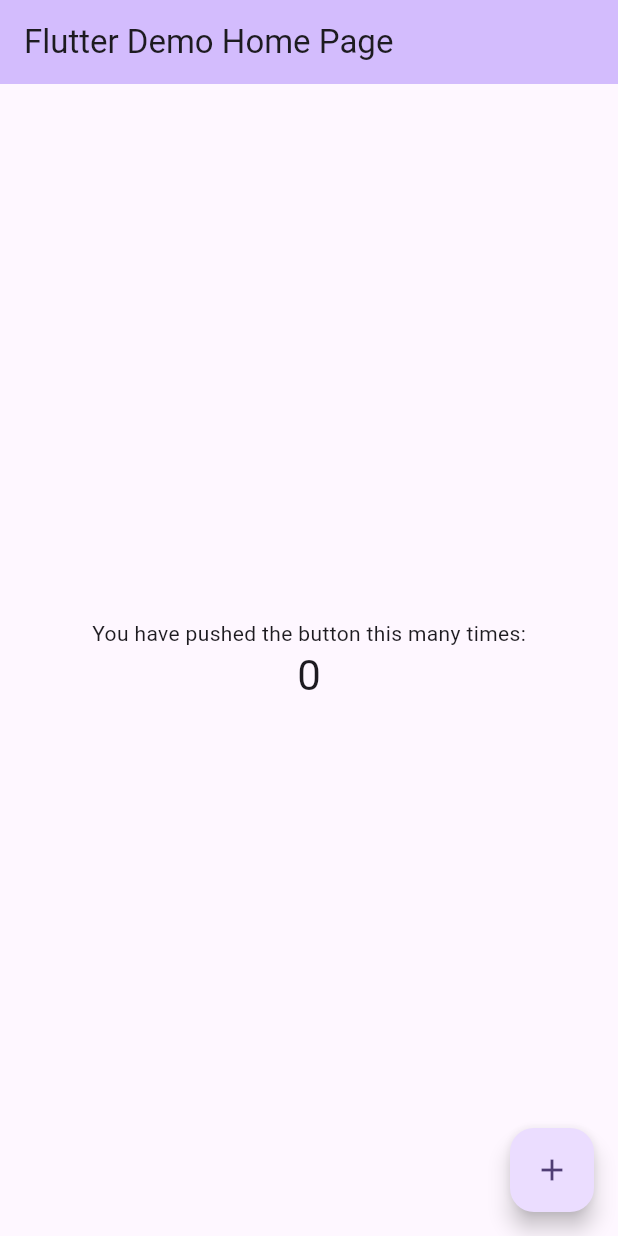
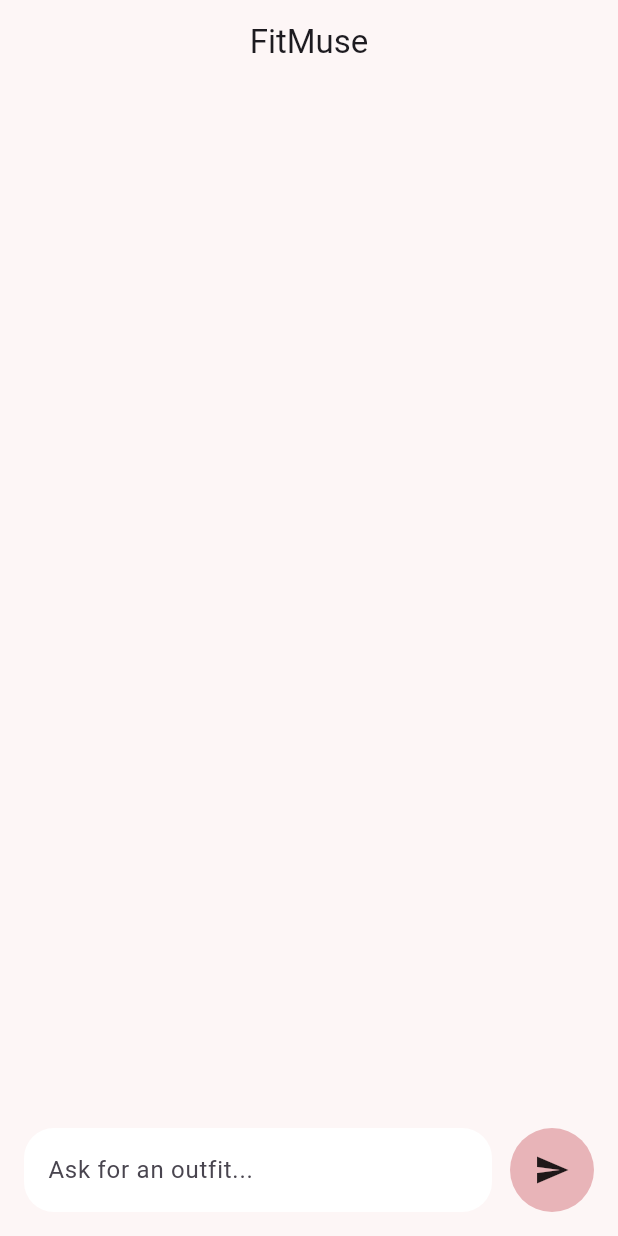
Before and after one commit to sedanuryavuz/veloura_ai, a Flutter app: the screen it shows after launch, on a phone screen of 412 x 824 dp. Run offline on Flutter 3.47's test engine with Material 3 defaults, Android fonts, the phone set to English and light mode, and no system bars; our stand-ins replace flutter_dotenv, google_generative_ai.

Commit message:
Implement chat functionality with Gemini AI integration and dotenv support

```diff
--- /dev/null
+++ b/lib/features/chat/models/message_model.dart
@@ -0,0 +1,9 @@
+class MessageModel {
+  final String text;
+  final bool isUser;
+
+  MessageModel({
+    required this.text,
+    required this.isUser,
+  });
+}
--- /dev/null
+++ b/lib/features/chat/pages/chat_page.dart
@@ -0,0 +1,189 @@
+import 'package:flutter/material.dart';
+
+import '../models/message_model.dart';
+import '../services/gemini_service.dart';
+
+class ChatPage extends StatefulWidget {
+  const ChatPage({super.key});
+
+  @override
+  State<ChatPage> createState() => _ChatPageState();
+}
+
+class _ChatPageState extends State<ChatPage> {
+  final TextEditingController _controller = TextEditingController();
+
+  final GeminiService _geminiService = GeminiService();
+
+  final List<MessageModel> _messages = [];
+
+  bool _isLoading = false;
+
+  Future<void> sendMessage() async {
+    if (_controller.text.trim().isEmpty) return;
+
+    final userMessage = _controller.text;
+
+    setState(() {
+      _messages.add(
+        MessageModel(
+          text: userMessage,
+          isUser: true,
+        ),
+      );
+
+      _isLoading = true;
+    });
+
+    _controller.clear();
+
+    try {
+      final response = await _geminiService.sendMessage(
+        '''
+You are a fashion stylist AI.
+
+Give short and aesthetic outfit suggestions.
+
+User message:
+$userMessage
+''',
+      );
+
+      setState(() {
+        _messages.add(
+          MessageModel(
+            text: response,
+            isUser: false,
+          ),
+        );
+      });
+    } catch (e,stack) {
+       print("HATA:");
+  print(e);
+  print(stack);
+      setState(() {
+        _messages.add(
+          MessageModel(
+            text: 'Bir hata oluştu 😭',
+            isUser: false,
+
+          ),
+        );
+      });
+    }
+
+    setState(() {
+      _isLoading = false;
+    });
+  }
+
+  @override
+  Widget build(BuildContext context) {
+    return Scaffold(
+      backgroundColor: const Color(0xffFDF6F6),
+
+      appBar: AppBar(
+        title: const Text("FitMuse"),
+        centerTitle: true,
+        backgroundColor: const Color(0xffFDF6F6),
+      ),
+
+      body: Column(
+        children: [
+
+          /// MESSAGES
+          Expanded(
+            child: ListView.builder(
+              padding: const EdgeInsets.all(16),
+              itemCount: _messages.length,
+              itemBuilder: (context, index) {
+                final message = _messages[index];
+
+                return Align(
+                  alignment: message.isUser
+                      ? Alignment.centerRight
+                      : Alignment.centerLeft,
+
+                  child: Container(
+                    margin: const EdgeInsets.only(bottom: 12),
+                    padding: const EdgeInsets.all(14),
+
+                    constraints: BoxConstraints(
+                      maxWidth: MediaQuery.of(context).size.width * 0.75,
+                    ),
+
+                    decoration: BoxDecoration(
+                      color: message.isUser
+                          ? const Color(0xffE8B4B8)
+                          : Colors.white,
+
+                      borderRadius: BorderRadius.circular(20),
+                    ),
+
+                    child: Text(
+                      message.text,
+                      style: const TextStyle(
+                        fontSize: 16,
+                      ),
+                    ),
+                  ),
+                );
+              },
+            ),
+          ),
+
+          /// LOADING
+          if (_isLoading)
+            const Padding(
+              padding: EdgeInsets.only(bottom: 12),
+              child: CircularProgressIndicator(),
+            ),
+
+          /// INPUT
+          Padding(
+            padding: const EdgeInsets.all(16),
+            child: Row(
+              children: [
+
+                Expanded(
+                  child: TextField(
+                    controller: _controller,
+
+                    decoration: InputDecoration(
+                      hintText: "Ask for an outfit...",
+
+                      filled: true,
+                      fillColor: Colors.white,
+
+                      border: OutlineInputBorder(
+                        borderRadius: BorderRadius.circular(20),
+                        borderSide: BorderSide.none,
+                      ),
+                    ),
+                  ),
+                ),
+
+                const SizedBox(width: 12),
+
+                GestureDetector(
+                  onTap: sendMessage,
+
+                  child: Container(
+                    padding: const EdgeInsets.all(16),
+
+                    decoration: const BoxDecoration(
+                      color: Color(0xffE8B4B8),
+                      shape: BoxShape.circle,
+                    ),
+
+                    child: const Icon(Icons.send),
+                  ),
+                ),
+              ],
+            ),
+          ),
+        ],
+      ),
+    );
+  }
+}
--- /dev/null
+++ b/lib/features/chat/services/gemini_service.dart
@@ -0,0 +1,22 @@
+import 'package:flutter_dotenv/flutter_dotenv.dart';
+import 'package:google_generative_ai/google_generative_ai.dart';
+
+class GeminiService {
+  final model = GenerativeModel(
+    model: 'gemini-2.5-flash',
+    apiKey: dotenv.env['GEMINI_API_KEY']!,
+  );
+
+  Future<String> sendMessage(String message) async {
+    try {
+      final response = await model.generateContent([
+        Content.text(message),
+      ]);
+
+      return response.text ?? "No response";
+    } catch (e) {
+      print("AI ERROR: $e");
+      return "AI error occurred";
+    }
+  }
+}
--- a/lib/main.dart
+++ b/lib/main.dart
@@ -1,122 +1,24 @@
 import 'package:flutter/material.dart';
+import 'package:flutter_dotenv/flutter_dotenv.dart';
 
-void main() {
+import 'features/chat/pages/chat_page.dart';
+
+void main() async {
+  WidgetsFlutterBinding.ensureInitialized();
+
+  await dotenv.load(fileName: ".env");
+
   runApp(const MyApp());
 }
 
 class MyApp extends StatelessWidget {
   const MyApp({super.key});
 
-  // This widget is the root of your application.
   @override
   Widget build(BuildContext context) {
     return MaterialApp(
-      title: 'Flutter Demo',
-      theme: ThemeData(
-        // This is the theme of your application.
-        //
-        // TRY THIS: Try running your application with "flutter run". You'll see
-        // the application has a purple toolbar. Then, without quitting the app,
-        // try changing the seedColor in the colorScheme below to Colors.green
-        // and then invoke "hot reload" (save your changes or press the "hot
-        // reload" button in a Flutter-supported IDE, or press "r" if you used
-        // the command line to start the app).
-        //
-        // Notice that the counter didn't reset back to zero; the application
-        // state is not lost during the reload. To reset the state, use hot
-        // restart instead.
-        //
-        // This works for code too, not just values: Most code changes can be
-        // tested with just a hot reload.
-        colorScheme: ColorScheme.fromSeed(seedColor: Colors.deepPurple),
-      ),
-      home: const MyHomePage(title: 'Flutter Demo Home Page'),
+      debugShowCheckedModeBanner: false,
+      home: ChatPage(),
     );
   }
 }
-
-class MyHomePage extends StatefulWidget {
-  const MyHomePage({super.key, required this.title});
-
-  // This widget is the home page of your application. It is stateful, meaning
-  // that it has a State object (defined below) that contains fields that affect
-  // how it looks.
-
-  // This class is the configuration for the state. It holds the values (in this
-  // case the title) provided by the parent (in this case the App widget) and
-  // used by the build method of the State. Fields in a Widget subclass are
-  // always marked "final".
-
-  final String title;
-
-  @override
-  State<MyHomePage> createState() => _MyHomePageState();
-}
-
-class _MyHomePageState extends State<MyHomePage> {
-  int _counter = 0;
-
-  void _incrementCounter() {
-    setState(() {
-      // This call to setState tells the Flutter framework that something has
-      // changed in this State, which causes it to rerun the build method below
-      // so that the display can reflect the updated values. If we changed
-      // _counter without calling setState(), then the build method would not be
-      // called again, and so nothing would appear to happen.
-      _counter++;
-    });
-  }
-
-  @override
-  Widget build(BuildContext context) {
-    // This method is rerun every time setState is called, for instance as done
-    // by the _incrementCounter method above.
-    //
-    // The Flutter framework has been optimized to make rerunning build methods
-    // fast, so that you can just rebuild anything that needs updating rather
-    // than having to individually change instances of widgets.
-    return Scaffold(
-      appBar: AppBar(
-        // TRY THIS: Try changing the color here to a specific color (to
-        // Colors.amber, perhaps?) and trigger a hot reload to see the AppBar
-        // change color while the other colors stay the same.
-        backgroundColor: Theme.of(context).colorScheme.inversePrimary,
-        // Here we take the value from the MyHomePage object that was created by
-        // the App.build method, and use it to set our appbar title.
-        title: Text(widget.title),
-      ),
-      body: Center(
-        // Center is a layout widget. It takes a single child and positions it
-        // in the middle of the parent.
-        child: Column(
-          // Column is also a layout widget. It takes a list of children and
-          // arranges them vertically. By default, it sizes itself to fit its
-          // children horizontally, and tries to be as tall as its parent.
-          //
-          // Column has various properties to control how it sizes itself and
-          // how it positions its children. Here we use mainAxisAlignment to
-          // center the children vertically; the main axis here is the vertical
-          // axis because Columns are vertical (the cross axis would be
-          // horizontal).
-          //
-          // TRY THIS: Invoke "debug painting" (choose the "Toggle Debug Paint"
-          // action in the IDE, or press "p" in the console), to see the
-          // wireframe for each widget.
-          mainAxisAlignment: MainAxisAlignment.center,
-          children: <Widget>[
-            const Text('You have pushed the button this many times:'),
-            Text(
-              '$_counter',
-              style: Theme.of(context).textTheme.headlineMedium,
-            ),
-          ],
-        ),
-      ),
-      floatingActionButton: FloatingActionButton(
-        onPressed: _incrementCounter,
-        tooltip: 'Increment',
-        child: const Icon(Icons.add),
-      ), // This trailing comma makes auto-formatting nicer for build methods.
-    );
-  }
-}
--- a/pubspec.yaml
+++ b/pubspec.yaml
@@ -34,6 +34,8 @@ dependencies:
   # The following adds the Cupertino Icons font to your application.
   # Use with the CupertinoIcons class for iOS style icons.
   cupertino_icons: ^1.0.8
+  google_generative_ai: ^0.4.7
+  flutter_dotenv: ^6.0.1
 
 dev_dependencies:
   flutter_test:
@@ -51,6 +53,8 @@ dev_dependencies:
 
 # The following section is specific to Flutter packages.
 flutter:
+  assets:
+    - .env
 
   # The following line ensures that the Material Icons font is
   # included with your application, so that you can use the icons in
```
Also changed, not shown: lib/core/constants/api_keys.dart (added), pubspec.lock, 1 other file.
